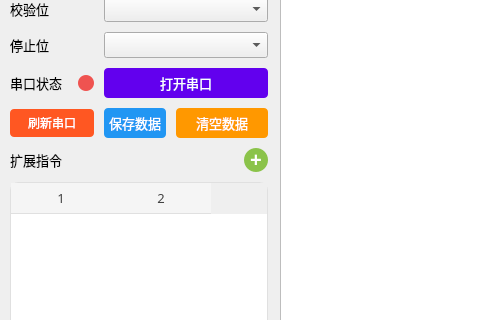
First picture: the form in mainwindow.ui, repository AndroidCoderPeng/serial_port_debugger, before the edit; both pictures show x 0 to 480 and y 123 to 443 of the 800 by 600 pixel window.
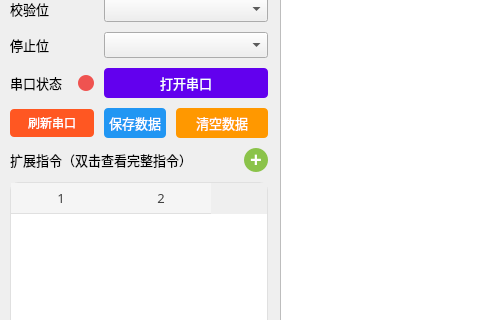
Second picture: the form after the edit. Icons and pictures are not drawn.

Commit message:
refactor(gui): 调整扩展指令标签位置并添加提示文本
- 将扩展指令标签从第 8 行移动到第 1 行
- 在标签旁边添加"双击查看完整指令"的提示文本
- 优化界面布局，提高用户使用便利性

Patch:
```diff
--- a/mainwindow.ui
+++ b/mainwindow.ui
@@ -201,25 +201,6 @@
        </property>
       </widget>
      </item>
-     <item row="8" column="0">
-      <widget class="QLabel" name="label_7">
-       <property name="font">
-        <font>
-         <family>微软雅黑</family>
-         <pointsize>10</pointsize>
-         <weight>50</weight>
-         <italic>false</italic>
-         <bold>false</bold>
-        </font>
-       </property>
-       <property name="styleSheet">
-        <string notr="true">font: 10pt &quot;微软雅黑&quot;;</string>
-       </property>
-       <property name="text">
-        <string>扩展指令</string>
-       </property>
-      </widget>
-     </item>
      <item row="1" column="0">
       <widget class="QLabel" name="label_2">
        <property name="styleSheet">
@@ -446,6 +427,25 @@
        </property>
       </widget>
      </item>
+     <item row="8" column="0" colspan="4">
+      <widget class="QLabel" name="label_7">
+       <property name="font">
+        <font>
+         <family>微软雅黑</family>
+         <pointsize>10</pointsize>
+         <weight>50</weight>
+         <italic>false</italic>
+         <bold>false</bold>
+        </font>
+       </property>
+       <property name="styleSheet">
+        <string notr="true">font: 10pt &quot;微软雅黑&quot;;</string>
+       </property>
+       <property name="text">
+        <string>扩展指令（双击查看完整指令）</string>
+       </property>
+      </widget>
+     </item>
     </layout>
    </widget>
    <widget class="QWidget" name="layoutWidget">
```
